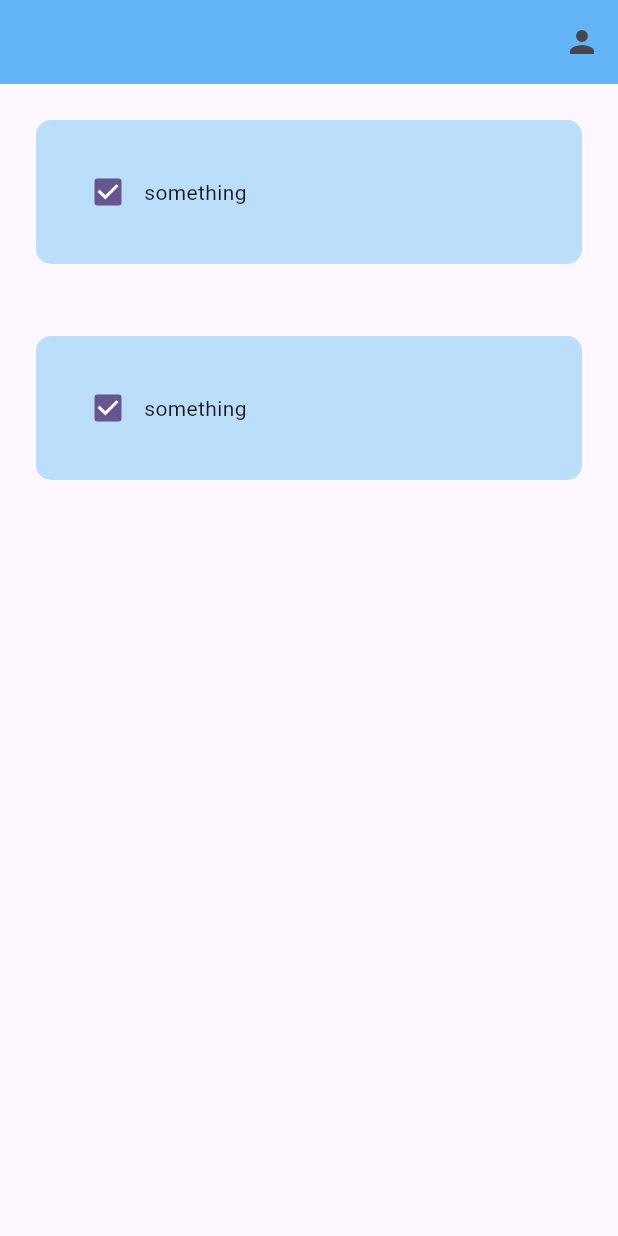
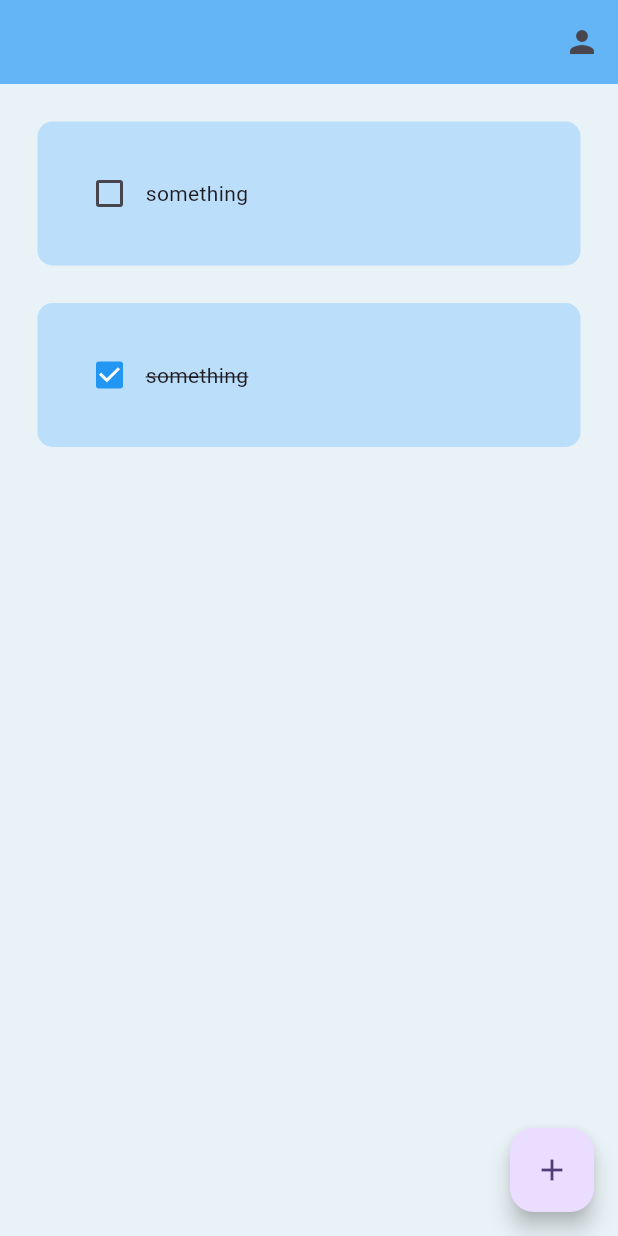
Before and after one commit to khanheric2003/flutter-intern-practice, a Flutter app: the screen it shows once a user with an empty profile is signed in, on a phone screen of 412 x 824 dp. Run offline on Flutter 3.47's test engine with Material 3 defaults, Android fonts, the phone set to English and light mode, and no system bars; our stand-ins replace firebase_auth, firebase_core; missing offline and left inert: firebase_ui_auth, firebase_ui_oauth_google; accounts and stored records are empty.

Commit message:
implemented add note function

```diff
--- a/lib/pages/home.dart
+++ b/lib/pages/home.dart
@@ -1,13 +1,56 @@
 import 'package:firebase_ui_auth/firebase_ui_auth.dart';
 import 'package:flutter/material.dart';
-import 'package:task_manager/pages/task_tile.dart';
+import 'package:task_manager/util/dialog_box.dart';
+import 'package:task_manager/util/task_tile.dart';
 
-class HomeScreen extends StatelessWidget {
+class HomeScreen extends StatefulWidget {
   const HomeScreen({super.key});
 
   @override
+  _HomeScreenState createState() => _HomeScreenState();
+}
+
+class _HomeScreenState extends State<HomeScreen> {
+  // List of tasks
+  List taskList = [
+    ["something", false],
+    ["something", true]
+  ];
+  // text controller
+  final _controller = TextEditingController();
+
+  @override
   Widget build(BuildContext context) {
+    // checkbox tapped
+    void checkBoxChanged(bool? value, int index) {
+      setState(() {
+        taskList[index][1] = value!;
+      });
+    }
+
+    // save new task
+    void saveNewTask() {
+      setState(() {
+        taskList.add([_controller.text, false]);
+      });
+    }
+
+    // create a new task
+    void createNewTask() {
+      showDialog(
+        context: context,
+        builder: (context) {
+          return DialogBox(
+            controller: _controller,
+            onSave: saveNewTask,
+            onCancel: () => Navigator.of(context).pop,
+          );
+        },
+      );
+    }
+
     return Scaffold(
+      backgroundColor: const Color.fromARGB(255, 233, 242, 246),
       appBar: AppBar(
         backgroundColor: Colors.blue[300],
         actions: [
@@ -44,19 +87,21 @@ class HomeScreen extends StatelessWidget {
         ],
         automaticallyImplyLeading: false,
       ),
-        body: ListView(
-          children: [
-            TaskTitle(
-              taskName: "something",
-              taskCompleted: true,
-              onChanged: (p0) {},
+
+      // floating add button
+      floatingActionButton: FloatingActionButton(
+        onPressed: createNewTask,
+        child: Icon(Icons.add),
       ),
-            TaskTitle(
-              taskName: "something",
-              taskCompleted: true,
-              onChanged: (p0) {},
+      body: ListView.builder(
+        itemCount: taskList.length,
+        itemBuilder: (context, index) {
+          return TaskTitle(
+              taskName: taskList[index][0],
+              taskCompleted: taskList[index][1],
+              onChanged: (value) => checkBoxChanged(value, index));
+        },
       ),
-          ],
-        ));
+    );
   }
 }
--- a/lib/pages/task_tile.dart
+++ b/lib/util/task_tile.dart
@@ -16,7 +16,7 @@ class TaskTitle extends StatelessWidget {
   Widget build(BuildContext context) {
     // TODO: implement build
     return Padding(
-      padding: const EdgeInsets.all(24.0),
+      padding: const EdgeInsets.only(left: 25, right: 25, top: 25),
       child: Container(
         padding: const EdgeInsets.all(24),
         decoration: BoxDecoration(
@@ -25,8 +25,18 @@ class TaskTitle extends StatelessWidget {
         ),
         child: Row(
           children: [
-            Checkbox(value: taskCompleted, onChanged: onChanged),
-            Text(taskName),
+            Checkbox(
+              value: taskCompleted,
+              onChanged: onChanged,
+              activeColor: Colors.blue,
+            ),
+            Text(
+              taskName,
+              style: TextStyle(
+                  decoration: taskCompleted
+                      ? TextDecoration.lineThrough
+                      : TextDecoration.none),
+            ),
           ],
         ),
       ),
```
Also changed, not shown: lib/util/dialog_box.dart (added, +50 -0 lines), lib/util/my_button.dart (added, +21 -0 lines). Lines whose indentation alone changed are shown as unchanged.
